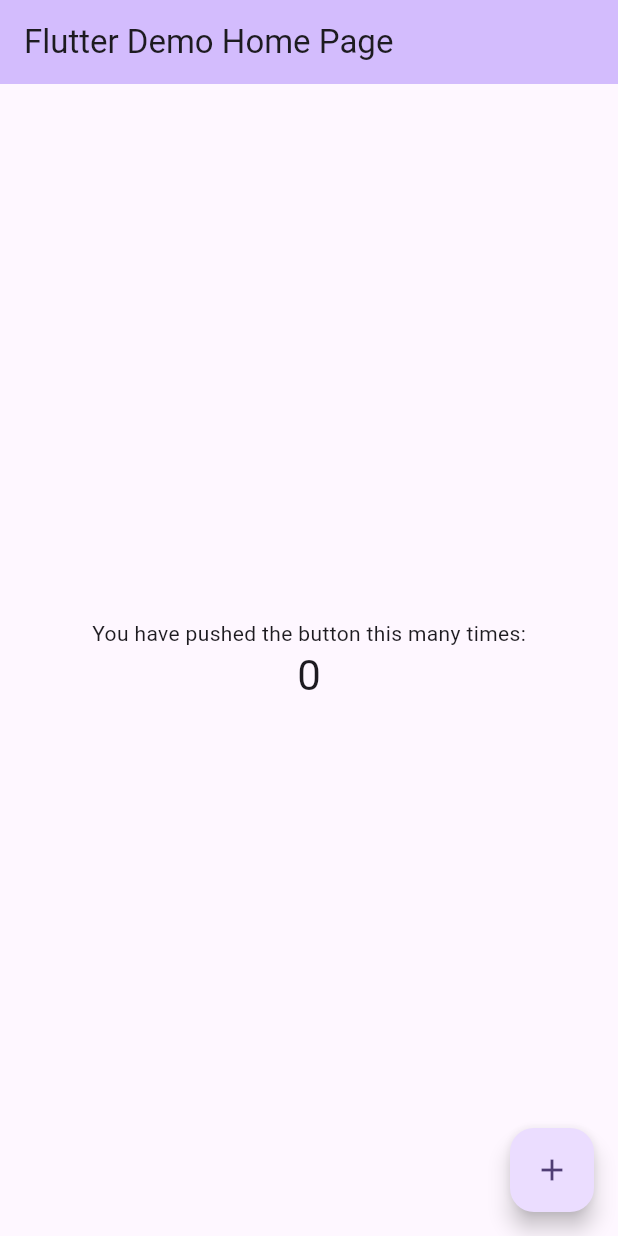
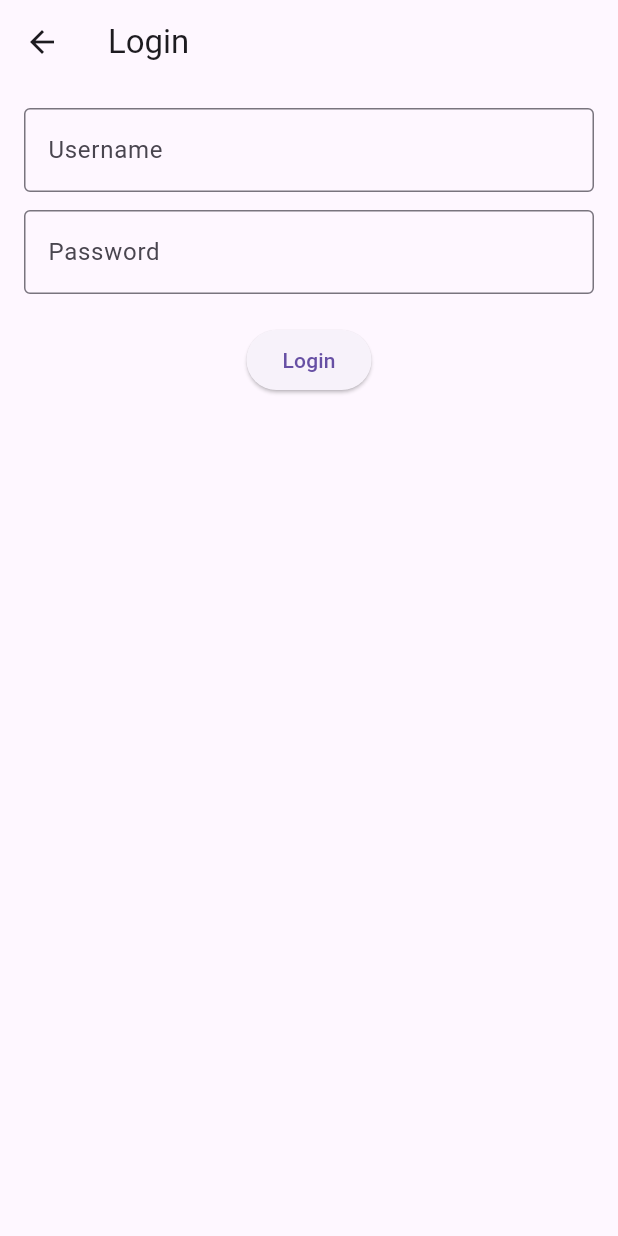
Before and after one commit to Mehbinamal/BLOG-APPLICATION, a Flutter app: the screen it shows after launch, on a phone screen of 412 x 824 dp. Run offline on Flutter 3.47's test engine with Material 3 defaults, Android fonts, the phone set to English and light mode, and no system bars; our stand-ins replace shared_preferences.

Commit message:
flutter Login Page completed with api integration

```diff
--- a/frontend/lib/main.dart
+++ b/frontend/lib/main.dart
@@ -1,4 +1,6 @@
 import 'package:flutter/material.dart';
+import 'routes.dart';
+import 'utils/auth_manager.dart';
 
 void main() {
   runApp(const MyApp());
@@ -7,116 +9,25 @@ void main() {
 class MyApp extends StatelessWidget {
   const MyApp({super.key});
 
-  // This widget is the root of your application.
   @override
   Widget build(BuildContext context) {
     return MaterialApp(
-      title: 'Flutter Demo',
+      title: 'Blog App',
       theme: ThemeData(
-        // This is the theme of your application.
-        //
-        // TRY THIS: Try running your application with "flutter run". You'll see
-        // the application has a purple toolbar. Then, without quitting the app,
-        // try changing the seedColor in the colorScheme below to Colors.green
-        // and then invoke "hot reload" (save your changes or press the "hot
-        // reload" button in a Flutter-supported IDE, or press "r" if you used
-        // the command line to start the app).
-        //
-        // Notice that the counter didn't reset back to zero; the application
-        // state is not lost during the reload. To reset the state, use hot
-        // restart instead.
-        //
-        // This works for code too, not just values: Most code changes can be
-        // tested with just a hot reload.
-        colorScheme: ColorScheme.fromSeed(seedColor: Colors.deepPurple),
+        primarySwatch: Colors.blue,
       ),
-      home: const MyHomePage(title: 'Flutter Demo Home Page'),
+      initialRoute: '/login',
+      routes: routes,
+      onGenerateRoute: (settings) {
+        // Handle unknown routes
+        return MaterialPageRoute(
+          builder: (context) => const Scaffold(
+            body: Center(
+              child: Text('Page not found'),
+            ),
+          ),
+        );
+      },
     );
   }
 }
-
-class MyHomePage extends StatefulWidget {
-  const MyHomePage({super.key, required this.title});
-
-  // This widget is the home page of your application. It is stateful, meaning
-  // that it has a State object (defined below) that contains fields that affect
-  // how it looks.
-
-  // This class is the configuration for the state. It holds the values (in this
-  // case the title) provided by the parent (in this case the App widget) and
-  // used by the build method of the State. Fields in a Widget subclass are
-  // always marked "final".
-
-  final String title;
-
-  @override
-  State<MyHomePage> createState() => _MyHomePageState();
-}
-
-class _MyHomePageState extends State<MyHomePage> {
-  int _counter = 0;
-
-  void _incrementCounter() {
-    setState(() {
-      // This call to setState tells the Flutter framework that something has
-      // changed in this State, which causes it to rerun the build method below
-      // so that the display can reflect the updated values. If we changed
-      // _counter without calling setState(), then the build method would not be
-      // called again, and so nothing would appear to happen.
-      _counter++;
-    });
-  }
-
-  @override
-  Widget build(BuildContext context) {
-    // This method is rerun every time setState is called, for instance as done
-    // by the _incrementCounter method above.
-    //
-    // The Flutter framework has been optimized to make rerunning build methods
-    // fast, so that you can just rebuild anything that needs updating rather
-    // than having to individually change instances of widgets.
-    return Scaffold(
-      appBar: AppBar(
-        // TRY THIS: Try changing the color here to a specific color (to
-        // Colors.amber, perhaps?) and trigger a hot reload to see the AppBar
-        // change color while the other colors stay the same.
-        backgroundColor: Theme.of(context).colorScheme.inversePrimary,
-        // Here we take the value from the MyHomePage object that was created by
-        // the App.build method, and use it to set our appbar title.
-        title: Text(widget.title),
-      ),
-      body: Center(
-        // Center is a layout widget. It takes a single child and positions it
-        // in the middle of the parent.
-        child: Column(
-          // Column is also a layout widget. It takes a list of children and
-          // arranges them vertically. By default, it sizes itself to fit its
-          // children horizontally, and tries to be as tall as its parent.
-          //
-          // Column has various properties to control how it sizes itself and
-          // how it positions its children. Here we use mainAxisAlignment to
-          // center the children vertically; the main axis here is the vertical
-          // axis because Columns are vertical (the cross axis would be
-          // horizontal).
-          //
-          // TRY THIS: Invoke "debug painting" (choose the "Toggle Debug Paint"
-          // action in the IDE, or press "p" in the console), to see the
-          // wireframe for each widget.
-          mainAxisAlignment: MainAxisAlignment.center,
-          children: <Widget>[
-            const Text('You have pushed the button this many times:'),
-            Text(
-              '$_counter',
-              style: Theme.of(context).textTheme.headlineMedium,
-            ),
-          ],
-        ),
-      ),
-      floatingActionButton: FloatingActionButton(
-        onPressed: _incrementCounter,
-        tooltip: 'Increment',
-        child: const Icon(Icons.add),
-      ), // This trailing comma makes auto-formatting nicer for build methods.
-    );
-  }
-}
--- /dev/null
+++ b/frontend/lib/routes.dart
@@ -0,0 +1,8 @@
+import 'package:flutter/material.dart';
+import 'screens/login_screen.dart';
+import 'screens/home_screen.dart';
+
+final Map<String, WidgetBuilder> routes = {
+  '/': (context) => const HomeScreen(),
+  '/login': (context) => const LoginScreen(),
+};
--- /dev/null
+++ b/frontend/lib/screens/login_screen.dart
@@ -0,0 +1,67 @@
+import 'package:flutter/material.dart';
+import '../services/api_service.dart';
+import '../utils/auth_manager.dart';
+import '../widgets/custom_text_field.dart';
+
+
+class LoginScreen extends StatefulWidget {
+  const LoginScreen({super.key});
+
+  @override
+  State<LoginScreen> createState() => _LoginScreenState();
+}
+
+class _LoginScreenState extends State<LoginScreen> {
+  final TextEditingController _usernameController = TextEditingController();
+  final TextEditingController _passwordController = TextEditingController();
+  bool _isLoading = false;
+
+  void _login() async {
+    setState(() => _isLoading = true);
+
+    final success = await ApiService.login(
+      _usernameController.text.trim(),
+      _passwordController.text.trim(),
+    );
+
+    setState(() => _isLoading = false);
+
+    if (success) {
+      if (context.mounted) {
+        Navigator.pushReplacementNamed(context, '/');
+      }
+    } else {
+      ScaffoldMessenger.of(context).showSnackBar(
+        const SnackBar(content: Text('Login failed')),
+      );
+    }
+  }
+
+  @override
+  Widget build(BuildContext context) {
+    return Scaffold(
+      appBar: AppBar(title: const Text('Login')),
+      body: Padding(
+        padding: const EdgeInsets.all(16.0),
+        child: Column(
+          children: [
+            CustomTextField(controller: _usernameController, label: 'Username'),
+            const SizedBox(height: 12),
+            CustomTextField(
+              controller: _passwordController,
+              label: 'Password',
+              obscureText: true,
+            ),
+            const SizedBox(height: 20),
+            _isLoading
+                ? const CircularProgressIndicator()
+                : ElevatedButton(
+                    onPressed: _login,
+                    child: const Text('Login'),
+                  ),
+          ],
+        ),
+      ),
+    );
+  }
+}
--- /dev/null
+++ b/frontend/lib/services/api_service.dart
@@ -0,0 +1,24 @@
+import 'dart:convert';
+import 'package:http/http.dart' as http;
+import '../utils/auth_manager.dart';
+
+class ApiService {
+  static const String baseUrl = 'http://localhost:8000/api';
+
+  static Future<bool> login(String username, String password) async {
+    final response = await http.post(
+      Uri.parse('$baseUrl/login/'),
+      headers: {'Content-Type': 'application/json'},
+      body: jsonEncode({'username': username, 'password': password}),
+    );
+
+    if (response.statusCode == 200) {
+      final data = jsonDecode(response.body);
+      final token = data['token'];
+      await AuthManager.saveToken(token);
+      return true;
+    } else {
+      return false;
+    }
+  }
+}
--- /dev/null
+++ b/frontend/lib/widgets/custom_text_field.dart
@@ -0,0 +1,26 @@
+import 'package:flutter/material.dart';
+
+class CustomTextField extends StatelessWidget {
+  final TextEditingController controller;
+  final String label;
+  final bool obscureText;
+
+  const CustomTextField({
+    super.key,
+    required this.controller,
+    required this.label,
+    this.obscureText = false,
+  });
+
+  @override
+  Widget build(BuildContext context) {
+    return TextField(
+      controller: controller,
+      obscureText: obscureText,
+      decoration: InputDecoration(
+        labelText: label,
+        border: const OutlineInputBorder(),
+      ),
+    );
+  }
+}
--- a/frontend/pubspec.yaml
+++ b/frontend/pubspec.yaml
@@ -34,6 +34,8 @@ dependencies:
   # The following adds the Cupertino Icons font to your application.
   # Use with the CupertinoIcons class for iOS style icons.
   cupertino_icons: ^1.0.8
+  http: ^1.4.0
+  shared_preferences: ^2.5.3
 
 dev_dependencies:
   flutter_test:
```
Also changed, not shown: frontend/lib/models/post.dart (added, +25 -0 lines), frontend/lib/screens/home_screen.dart (added, +48 -0 lines), frontend/lib/utils/auth_manager.dart (added, +25 -0 lines), frontend/pubspec.lock, 3 other files.
